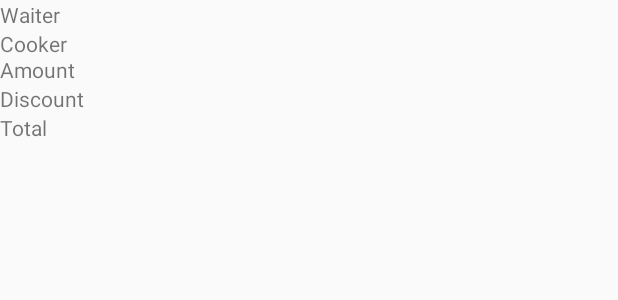
After one commit to dragosco/easyorder2, an Android app: the layout preparing_orders_item_list_layout.xml on its own in the app's theme, with its tools: preview values and no code run, on a phone screen of 412 x 824 dp. The commit adds this screen. Shown: the top 300 px of the screen. Run offline under Robolectric (Android 15) with nearby library versions, the phone set to English and light mode, and no system bars.

Commit message:
ajout commandes en cours

```diff
--- a/app/src/main/AndroidManifest.xml
+++ b/app/src/main/AndroidManifest.xml
@@ -27,7 +27,6 @@
         <activity
             android:name=".activities.MainActivity"
             android:label="@string/title_activity_main"
-            android:parentActivityName=".activities.LoginActivity"
             android:theme="@style/AppTheme">
             <meta-data
                 android:name="android.support.PARENT_ACTIVITY"
--- /dev/null
+++ b/app/src/main/res/layout/preparing_orders_item_list_layout.xml
@@ -0,0 +1,47 @@
+<?xml version="1.0" encoding="utf-8"?>
+<RelativeLayout xmlns:android="http://schemas.android.com/apk/res/android"
+    android:layout_width="match_parent"
+    android:layout_height="match_parent">
+
+    <TextView
+        android:text="Waiter"
+        android:layout_width="wrap_content"
+        android:layout_height="wrap_content"
+        android:layout_alignParentTop="true"
+        android:layout_alignParentStart="true"
+        android:id="@+id/tv_orderWaiter_itemList" />
+
+    <TextView
+        android:text="Cooker"
+        android:layout_width="wrap_content"
+        android:layout_height="wrap_content"
+        android:id="@+id/tv_orderCooker_itemList"
+        android:layout_below="@+id/tv_orderWaiter_itemList"
+        android:layout_above="@+id/tv_orderDiscount_itemList"
+        android:layout_alignParentStart="true" />
+
+    <TextView
+        android:text="Discount"
+        android:layout_width="wrap_content"
+        android:layout_height="wrap_content"
+        android:id="@+id/tv_orderDiscount_itemList"
+        android:layout_below="@+id/tv_orderAmount_itemList"
+        android:layout_alignParentStart="true" />
+
+    <TextView
+        android:text="Total"
+        android:layout_width="wrap_content"
+        android:layout_height="wrap_content"
+        android:id="@+id/tv_orderTotal_itemList"
+        android:layout_below="@+id/tv_orderDiscount_itemList"
+        android:layout_alignParentStart="true" />
+
+    <TextView
+        android:text="Amount"
+        android:layout_width="wrap_content"
+        android:layout_height="wrap_content"
+        android:id="@+id/tv_orderAmount_itemList"
+        android:layout_marginTop="17dp"
+        android:layout_below="@+id/tv_orderWaiter_itemList"
+        android:layout_alignParentStart="true" />
+</RelativeLayout>
```
Also changed, not shown: app/src/main/java/motacojo/mbds/fr/easyorder30/activities/MainActivity.java (+2 -10 lines), app/src/main/java/motacojo/mbds/fr/easyorder30/adapters/PreparingOrderItemAdapter.java (added, +75 -0 lines), app/src/main/java/motacojo/mbds/fr/easyorder30/fragments/PreparingOrdersFragment.java (+130 -1 lines), app/src/main/res/layout/preparing_orders_layout.xml (+5 -7 lines).
